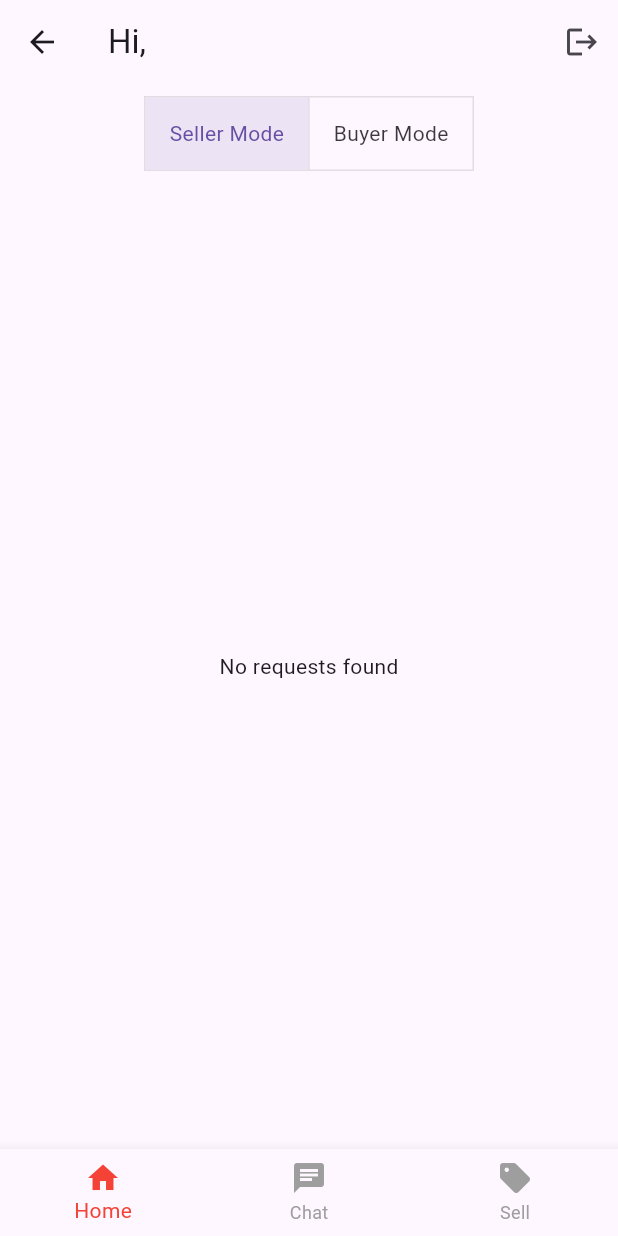
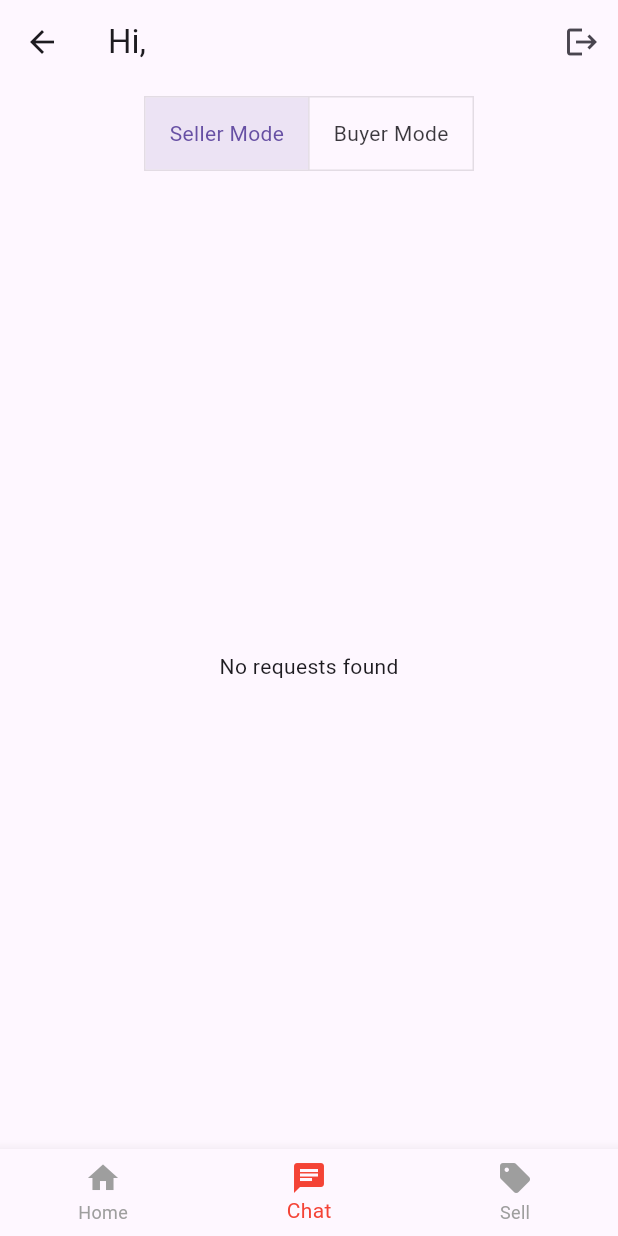
Before and after one commit to ThePyWizard/real_campuswap, a Flutter app: the ReqPage screen opened by its route, on a phone screen of 412 x 824 dp. Run offline on Flutter 3.47's test engine with Material 3 defaults, Android fonts, the phone set to English and light mode, and no system bars; our stand-ins replace cloud_firestore, firebase_auth, firebase_core, firebase_storage, get, iconsax and 1 more; accounts and stored records are empty.

Commit message:
fixed navbar

```diff
--- a/lib/components/bottom_nav.dart
+++ b/lib/components/bottom_nav.dart
@@ -1,34 +1,24 @@
 import 'package:flutter/material.dart';
 
-class BottomNav extends StatefulWidget {
-  const BottomNav({super.key});
+class BottomNav extends StatelessWidget {
+  final int currentIndex;
+  final Function(int) onTap;
 
-  @override
-  State<BottomNav> createState() => _BottomNavState();
-}
-
-class _BottomNavState extends State<BottomNav> {
-  int _selectedIndex = 0;
-  static const List<String> _route = ['/home', '/req', '/sell'];
-
-  void _onItemTapped(int index) {
-    setState(() {
-      _selectedIndex = index;
-    });
-    Navigator.pushReplacementNamed(context, _route[index]);
-  }
+  const BottomNav({
+    Key? key,
+    required this.currentIndex,
+    required this.onTap,
+  }) : super(key: key);
 
   @override
   Widget build(BuildContext context) {
     return BottomNavigationBar(
-      currentIndex: _selectedIndex,
-      onTap: _onItemTapped,
-      selectedItemColor: Colors.red, // Change this to your desired color
-      unselectedItemColor: Colors.grey, // Change this to your desired color
-      selectedIconTheme: IconThemeData(
-          color: Colors.red), // Change this to your desired color
-      unselectedIconTheme: IconThemeData(
-          color: Colors.grey), // Change this to your desired color
+      currentIndex: currentIndex,
+      onTap: onTap,
+      selectedItemColor: Colors.red,
+      unselectedItemColor: Colors.grey,
+      selectedIconTheme: IconThemeData(color: Colors.red),
+      unselectedIconTheme: IconThemeData(color: Colors.grey),
       items: const [
         BottomNavigationBarItem(
           icon: Icon(Icons.home),
--- a/lib/pages/product_requests_page.dart
+++ b/lib/pages/product_requests_page.dart
@@ -85,7 +85,14 @@ class _ReqPageState extends State<ReqPage> {
           ),
         ],
       ),
-      bottomNavigationBar: BottomNav(),
+      bottomNavigationBar: BottomNav(
+        currentIndex: 1,
+        onTap: (index) {
+          if (index != 1) {
+            Navigator.pushReplacementNamed(context, ['/home', '/req', '/sell'][index]);
+          }
+        },
+      ),
     );
   }
 
```
Also changed, not shown: lib/pages/home_page.dart (+10 -1 lines), lib/pages/sell_page.dart (+8 -1 lines).
